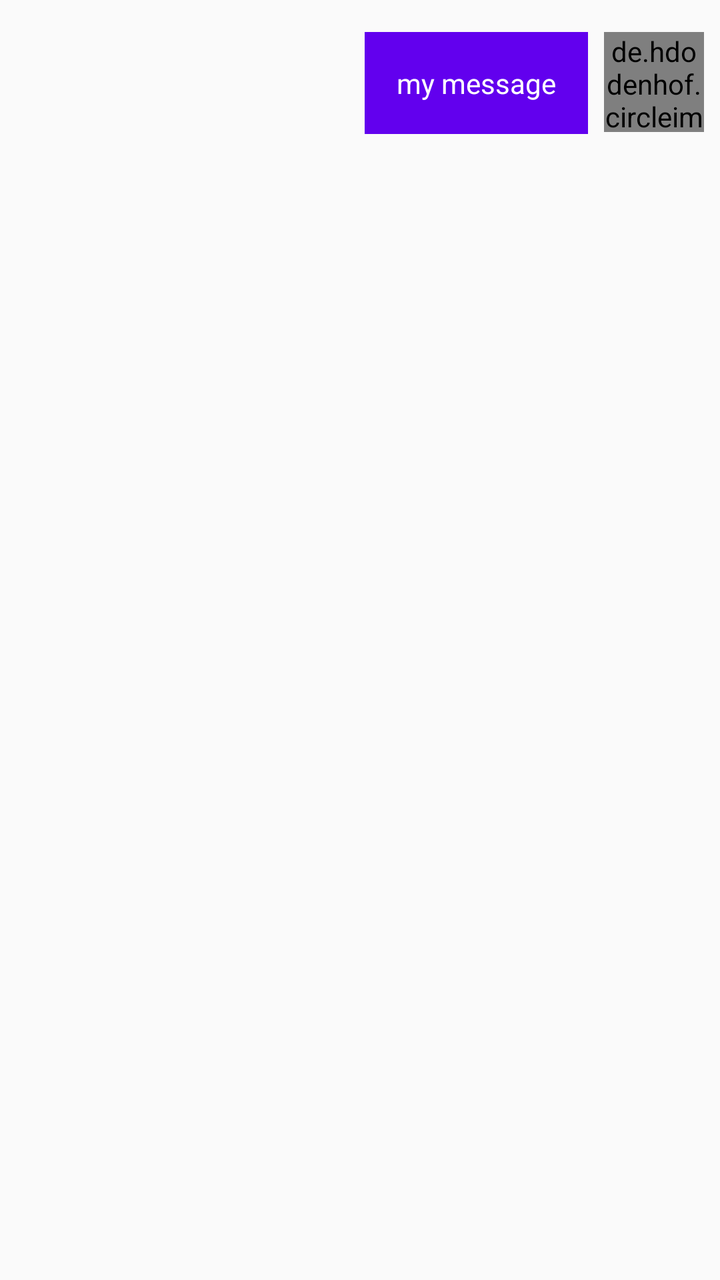
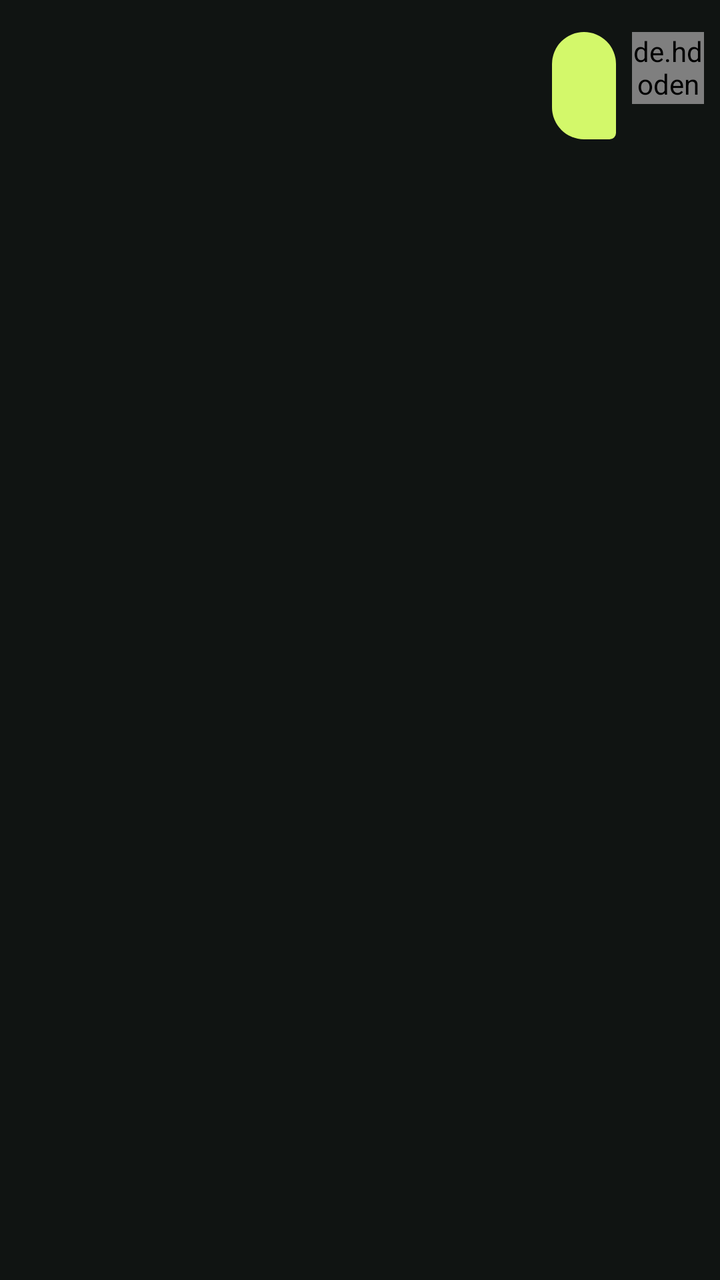

Before-and-after screenshots of an Android layout around one commit, followed by the original layout XML and the change that was made.
<!-- AndroidManifest.xml: application theme AppTheme.NoActionBar -->
<!-- res/layout/chat_to_row.xml -->
<?xml version="1.0" encoding="utf-8"?>
<androidx.constraintlayout.widget.ConstraintLayout
    xmlns:android="http://schemas.android.com/apk/res/android"
    xmlns:app="http://schemas.android.com/apk/res-auto"
    android:layout_width="match_parent"
    android:layout_marginBottom="16dp"
    android:layout_height="wrap_content">

    <TextView
        android:id="@+id/textViewTo"
        android:layout_width="wrap_content"
        android:layout_height="wrap_content"
        android:layout_marginEnd="8dp"
        android:background="@color/colorPrimary"
        android:maxWidth="240dp"
        android:padding="16dp"
        android:text="my message"
        android:textColor="@color/white"
        app:layout_constraintEnd_toStartOf="@+id/imageViewTo"
        app:layout_constraintTop_toTopOf="@+id/imageViewTo" />

    <de.hdodenhof.circleimageview.CircleImageView
        android:id="@+id/imageViewTo"
        android:layout_width="50dp"
        android:layout_height="50dp"
        android:layout_marginTop="16dp"
        android:layout_marginEnd="8dp"
        app:layout_constraintEnd_toEndOf="parent"
        app:layout_constraintTop_toTopOf="parent"
        app:srcCompat="@drawable/defaultpic" />

</androidx.constraintlayout.widget.ConstraintLayout>
<!-- resources referenced by this layout -->
<resources>
  <color name="colorPrimary">#6200EE</color>
  <color name="white">#FFFFFF</color>
  <!-- drawable defaultpic: png bitmap (drawable, 3185 bytes) -->
  <style name="AppTheme.NoActionBar" parent="Theme.AppCompat.Light.DarkActionBar">
          <item name="colorPrimary">@color/colorPrimary</item>
      </style>
</resources>

<!-- the commit's change to res/layout/chat_to_row.xml (unified diff, before → after) -->
@@ -1,32 +1,5 @@
-<?xml version="1.0" encoding="utf-8"?>
-<androidx.constraintlayout.widget.ConstraintLayout
-    xmlns:android="http://schemas.android.com/apk/res/android"
-    xmlns:app="http://schemas.android.com/apk/res-auto"
-    android:layout_width="match_parent"
-    android:layout_marginBottom="16dp"
-    android:layout_height="wrap_content">
-
-    <TextView
-        android:id="@+id/textViewTo"
-        android:layout_width="wrap_content"
-        android:layout_height="wrap_content"
-        android:layout_marginEnd="8dp"
-        android:background="@color/colorPrimary"
-        android:maxWidth="240dp"
-        android:padding="16dp"
-        android:text="my message"
-        android:textColor="@color/white"
-        app:layout_constraintEnd_toStartOf="@+id/imageViewTo"
-        app:layout_constraintTop_toTopOf="@+id/imageViewTo" />
-
-    <de.hdodenhof.circleimageview.CircleImageView
-        android:id="@+id/imageViewTo"
-        android:layout_width="50dp"
-        android:layout_height="50dp"
-        android:layout_marginTop="16dp"
-        android:layout_marginEnd="8dp"
-        app:layout_constraintEnd_toEndOf="parent"
-        app:layout_constraintTop_toTopOf="parent"
-        app:srcCompat="@drawable/defaultpic" />
-
+﻿<?xml version="1.0" encoding="utf-8"?>
+<androidx.constraintlayout.widget.ConstraintLayout xmlns:android="http://schemas.android.com/apk/res/android" xmlns:app="http://schemas.android.com/apk/res-auto" android:layout_width="match_parent" android:layout_marginBottom="16dp" android:layout_height="wrap_content">
+    <TextView android:id="@+id/textViewTo" android:layout_width="wrap_content" android:layout_height="wrap_content" android:layout_marginEnd="8dp" android:background="@drawable/bubble_out" android:maxWidth="240dp" android:padding="16dp" android:textSize="16sp" android:textColor="#142006" app:layout_constraintEnd_toStartOf="@+id/imageViewTo" app:layout_constraintTop_toTopOf="@+id/imageViewTo" />
+    <de.hdodenhof.circleimageview.CircleImageView android:id="@+id/imageViewTo" android:layout_width="36dp" android:layout_height="36dp" android:layout_marginTop="16dp" android:layout_marginEnd="8dp" app:layout_constraintEnd_toEndOf="parent" app:layout_constraintTop_toTopOf="parent" app:srcCompat="@drawable/defaultpic" />
 </androidx.constraintlayout.widget.ConstraintLayout>
<!-- resource entries referenced after the edit -->
@@ -1,10 +1,26 @@
 <!-- resources referenced by this layout -->
 <resources>
-  <color name="colorPrimary">#6200EE</color>
-  <color name="white">#FFFFFF</color>
+  <!-- drawable bubble_out (drawable) -->
+  <shape xmlns:android="http://schemas.android.com/apk/res/android"><solid android:color="@color/colorAccent"/><corners android:radius="20dp" android:bottomRightRadius="4dp"/></shape>
+  <color name="colorPrimary">#171C1A</color>
+  <color name="colorPrimaryDark">#101412</color>
+  <color name="white">#F5F7F2</color>
+  <color name="muted">#A7B3AA</color>
   <!-- drawable defaultpic: png bitmap (drawable, 3185 bytes) -->
-  <style name="AppTheme.NoActionBar" parent="Theme.AppCompat.Light.DarkActionBar">
+  <style name="AppTheme.NoActionBar" parent="AppTheme" />
+  <color name="colorAccent">#D3F86A</color>
+  <style name="AppTheme" parent="Theme.AppCompat.NoActionBar">
           <item name="colorPrimary">@color/colorPrimary</item>
+          <item name="colorPrimaryDark">@color/colorPrimaryDark</item>
+          <item name="colorAccent">@color/colorAccent</item>
+          <item name="android:windowBackground">@color/colorPrimaryDark</item>
+          <item name="android:colorBackground">@color/colorPrimaryDark</item>
+          <item name="android:textColorPrimary">@color/white</item>
+          <item name="android:textColorSecondary">@color/muted</item>
+          <item name="android:fontFamily">sans-serif</item>
+          <item name="android:statusBarColor">@color/colorPrimaryDark</item>
+          <item name="android:navigationBarColor">@color/colorPrimaryDark</item>
+          <item name="android:windowLightStatusBar">false</item>
       </style>
 </resources>
 
